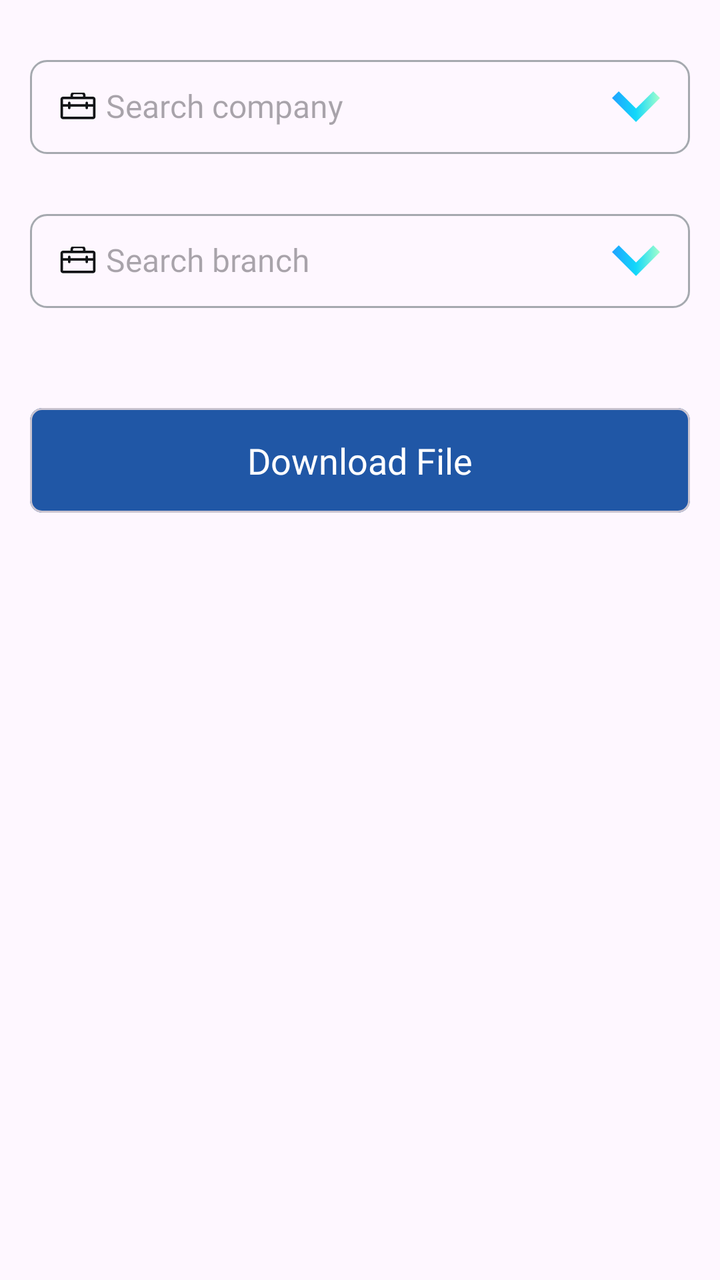
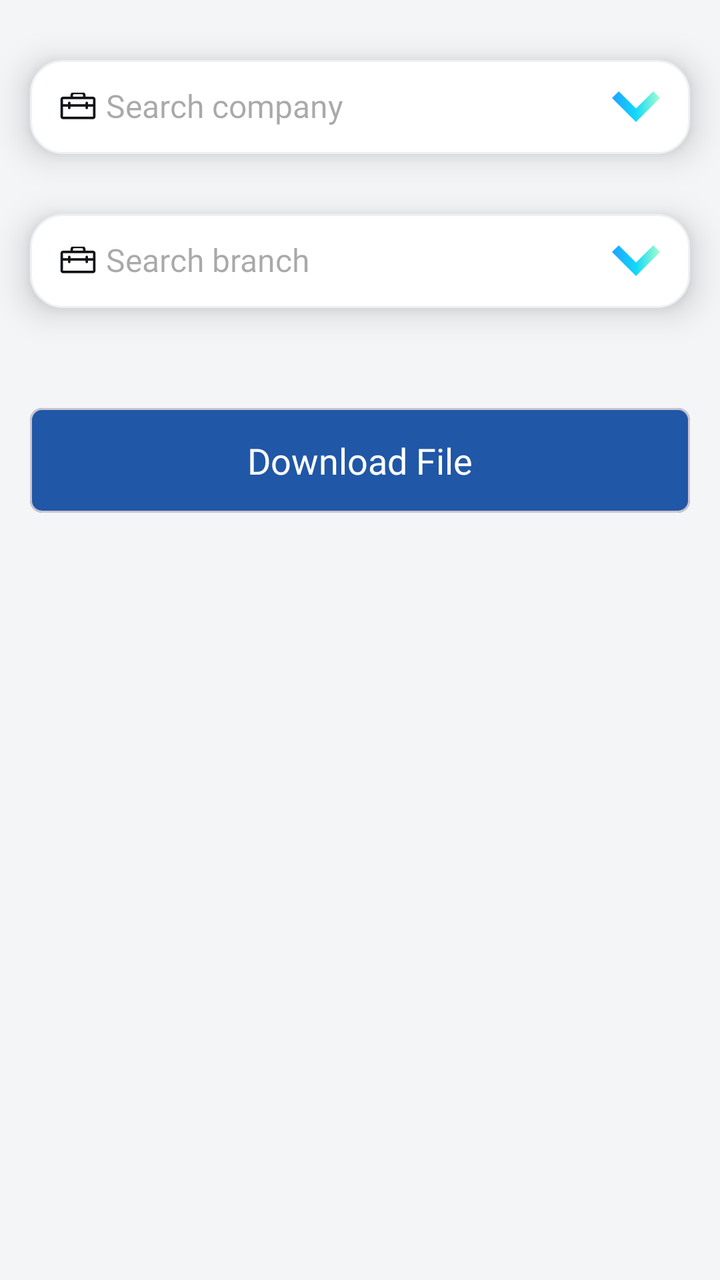

Two renders of the same Android screen: before a commit and after it. Below are the layout's source before the change and the commit's diff.
<!-- AndroidManifest.xml: application theme Theme.Evergreen -->
<!-- res/layout/fragment_download_qr.xml -->
<?xml version="1.0" encoding="utf-8"?>
<LinearLayout xmlns:android="http://schemas.android.com/apk/res/android"
    xmlns:tools="http://schemas.android.com/tools"
    android:layout_width="match_parent"
    xmlns:app="http://schemas.android.com/apk/res-auto"
    android:orientation="vertical"
    android:layout_height="match_parent"
    tools:context=".fragments.DownloadQrFragment">

    <TextView
        android:textColor="@color/black1"
        android:includeFontPadding="false"
        android:fontFamily="@font/roboto_medium"
        app:layout_constraintTop_toTopOf="parent"
        android:id="@+id/company_searc"
        android:drawableStart="@drawable/breafcase"
        android:hint="Search company"
        android:drawableEnd="@drawable/drp_down1"
        android:textSize="@dimen/_16ssp"
        android:drawablePadding="@dimen/_5sdp"
        android:paddingHorizontal="@dimen/_15sdp"
        android:elevation="@dimen/_10sdp"
        android:paddingVertical="@dimen/_14sdp"
        android:layout_marginHorizontal="@dimen/_15sdp"
        android:layout_marginTop="@dimen/_30sdp"
        android:background="@drawable/rectangler_searc_back"
        android:layout_width="match_parent"
        android:layout_height="wrap_content"/>


    <TextView
        android:includeFontPadding="false"
        android:fontFamily="@font/roboto_medium"
        app:layout_constraintTop_toTopOf="parent"
        android:id="@+id/branch_searc"
        android:drawableStart="@drawable/breafcase"
        android:hint="Search branch"
        android:drawableEnd="@drawable/drp_down1"
        android:textSize="@dimen/_16ssp"
        android:drawablePadding="@dimen/_5sdp"
        android:paddingHorizontal="@dimen/_15sdp"
        android:elevation="@dimen/_10sdp"
        android:paddingVertical="@dimen/_14sdp"
        android:layout_marginHorizontal="@dimen/_15sdp"
        android:layout_marginTop="@dimen/_30sdp"
        android:background="@drawable/rectangler_searc_back"
        android:layout_width="match_parent"
        android:layout_height="wrap_content"/>




    <com.google.android.material.card.MaterialCardView
        app:cardBackgroundColor="@color/btn_back"
        android:id="@+id/downloadDocument"
        android:layout_marginHorizontal="@dimen/_15sdp"
        android:layout_marginTop="@dimen/_50sdp"
        android:textSize="@dimen/_14ssp"
        app:cardCornerRadius="@dimen/_6sdp"
        app:layout_constraintTop_toBottomOf="@+id/relative"
        android:layout_width="match_parent"
        android:layout_height="wrap_content">
        <TextView
            android:padding="@dimen/_14sdp"
            android:fontFamily="@font/roboto_medium"
            android:gravity="center"
            android:textSize="@dimen/_18ssp"
            android:layout_gravity="center"
            android:textColor="@color/white"
            android:text="Download File"
            android:layout_width="match_parent"
            android:layout_height="wrap_content"/>
    </com.google.android.material.card.MaterialCardView>
    <com.google.android.material.card.MaterialCardView
        app:cardBackgroundColor="@color/btn_back"
        android:id="@+id/viewfile"
        android:visibility="gone"
        android:layout_marginHorizontal="@dimen/_15sdp"
        android:layout_marginTop="@dimen/_20sdp"
        android:textSize="@dimen/_14ssp"
        app:cardCornerRadius="@dimen/_6sdp"
        app:layout_constraintTop_toBottomOf="@+id/relative"
        android:layout_width="match_parent"
        android:layout_height="wrap_content">
        <TextView
            android:padding="@dimen/_14sdp"
            android:fontFamily="@font/roboto_medium"
            android:gravity="center"
            android:textSize="@dimen/_18ssp"
            android:layout_gravity="center"
            android:textColor="@color/white"
            android:text="View File"
            android:layout_width="match_parent"
            android:layout_height="wrap_content"/>
    </com.google.android.material.card.MaterialCardView>

</LinearLayout>
<!-- resources referenced by this layout -->
<resources>
  <color name="black1">#0D121C</color>
  <color name="btn_back">#2057A6</color>
  <color name="white">#FFFFFFFF</color>
  <dimen name="_10sdp">10.00dp</dimen>
  <dimen name="_14sdp">14.00dp</dimen>
  <dimen name="_14ssp">14.00sp</dimen>
  <dimen name="_15sdp">15.00dp</dimen>
  <dimen name="_16ssp">16.00sp</dimen>
  <dimen name="_18ssp">18.00sp</dimen>
  <dimen name="_20sdp">20.00dp</dimen>
  <dimen name="_30sdp">30.00dp</dimen>
  <dimen name="_50sdp">50.00dp</dimen>
  <dimen name="_5sdp">5.00dp</dimen>
  <dimen name="_6sdp">6.00dp</dimen>
  <!-- drawable breafcase (drawable) -->
  <vector xmlns:android="http://schemas.android.com/apk/res/android"
      android:width="18dp"
      android:height="14dp"
      android:viewportWidth="18"
      android:viewportHeight="14">
    <path
        android:pathData="M16.5,2H12.75V1.375C12.75,0.339 11.91,-0.5 10.875,-0.5H7.125C6.089,-0.5 5.25,0.339 5.25,1.375V2H1.5C0.81,2 0.25,2.56 0.25,3.25V12C0.25,12.69 0.81,13.25 1.5,13.25H16.5C17.19,13.25 17.75,12.69 17.75,12V3.25C17.75,2.56 17.19,2 16.5,2ZM6.5,1.375C6.5,1.03 6.78,0.75 7.125,0.75H10.875C11.22,0.75 11.5,1.03 11.5,1.375V2H6.5V1.375ZM16.5,3.25V5.75H14V5.125C14,4.78 13.72,4.5 13.375,4.5C13.03,4.5 12.75,4.78 12.75,5.125V5.75H5.25V5.125C5.25,4.78 4.97,4.5 4.625,4.5C4.28,4.5 4,4.78 4,5.125V5.75H1.5V3.25H16.5ZM16.5,12H1.5V7H4V7.625C4,7.97 4.28,8.25 4.625,8.25C4.97,8.25 5.25,7.97 5.25,7.625V7H12.75V7.625C12.75,7.97 13.03,8.25 13.375,8.25C13.72,8.25 14,7.97 14,7.625V7H16.5V12Z"
        android:fillColor="#121417"
        android:fillType="evenOdd"/>
  </vector>
  <!-- drawable drp_down1 (drawable) -->
  <vector xmlns:android="http://schemas.android.com/apk/res/android"
      xmlns:aapt="http://schemas.android.com/aapt"
      android:width="24dp"
      android:height="16dp"
      android:viewportWidth="24"
      android:viewportHeight="16">
    <path
        android:pathData="M20.634,0.317L12.001,8.95L3.367,0.317L0,3.684L12.001,15.684L24,3.684L20.634,0.317Z">
      <aapt:attr name="android:fillColor">
        <gradient 
            android:startX="0"
            android:startY="8"
            android:endX="24"
            android:endY="8"
            android:type="linear">
          <item android:offset="0" android:color="#FF1FA2FF"/>
          <item android:offset="0.5" android:color="#FF12D8FA"/>
          <item android:offset="1" android:color="#FFA6FFCB"/>
        </gradient>
      </aapt:attr>
    </path>
  </vector>
  <!-- drawable rectangler_searc_back (drawable) -->
  <?xml version="1.0" encoding="utf-8"?>
  <shape xmlns:android="http://schemas.android.com/apk/res/android">
  
      <corners android:radius="@dimen/_8sdp" />
      <stroke android:color="#A5A9AF" android:width="@dimen/_1sdp"/>
  </shape>
  <style name="Theme.Evergreen" parent="Base.Theme.Evergreen" />
  <dimen name="_8sdp">8.00dp</dimen>
  <dimen name="_1sdp">1.00dp</dimen>
  <style name="Base.Theme.Evergreen" parent="Theme.Material3.Light.NoActionBar">
  
  
  
  
  
  
  
          <item name="android:statusBarColor">@color/black_blue</item>
  
  
      </style>
  <color name="black_blue">#022352</color>
</resources>

<!-- the commit's change to res/layout/fragment_download_qr.xml (unified diff, before → after) -->
@@ -4,6 +4,7 @@
     android:layout_width="match_parent"
     xmlns:app="http://schemas.android.com/apk/res-auto"
     android:orientation="vertical"
+    android:background="@color/home_page_bg"
     android:layout_height="match_parent"
     tools:context=".fragments.DownloadQrFragment">
 
@@ -23,7 +24,7 @@
         android:paddingVertical="@dimen/_14sdp"
         android:layout_marginHorizontal="@dimen/_15sdp"
         android:layout_marginTop="@dimen/_30sdp"
-        android:background="@drawable/rectangler_searc_back"
+        android:background="@drawable/bg_search_field"
         android:layout_width="match_parent"
         android:layout_height="wrap_content"/>
 
@@ -43,7 +44,7 @@
         android:paddingVertical="@dimen/_14sdp"
         android:layout_marginHorizontal="@dimen/_15sdp"
         android:layout_marginTop="@dimen/_30sdp"
-        android:background="@drawable/rectangler_searc_back"
+        android:background="@drawable/bg_search_field"
         android:layout_width="match_parent"
         android:layout_height="wrap_content"/>
 
<!-- resource entries referenced after the edit -->
@@ -2,6 +2,7 @@
 <resources>
   <color name="black1">#0D121C</color>
   <color name="btn_back">#2057A6</color>
+  <color name="home_page_bg">#F3F5F7</color>
   <color name="white">#FFFFFFFF</color>
   <dimen name="_10sdp">10.00dp</dimen>
   <dimen name="_14sdp">14.00dp</dimen>
@@ -14,6 +15,13 @@
   <dimen name="_50sdp">50.00dp</dimen>
   <dimen name="_5sdp">5.00dp</dimen>
   <dimen name="_6sdp">6.00dp</dimen>
+  <!-- drawable bg_search_field (drawable) -->
+  <?xml version="1.0" encoding="utf-8"?>
+  <shape xmlns:android="http://schemas.android.com/apk/res/android" android:shape="rectangle">
+      <solid android:color="@color/white" />
+      <corners android:radius="16dp" />
+      <stroke android:width="1dp" android:color="@color/home_card_stroke" />
+  </shape>
   <!-- drawable breafcase (drawable) -->
   <vector xmlns:android="http://schemas.android.com/apk/res/android"
       android:width="18dp"
@@ -48,16 +56,8 @@
       </aapt:attr>
     </path>
   </vector>
-  <!-- drawable rectangler_searc_back (drawable) -->
-  <?xml version="1.0" encoding="utf-8"?>
-  <shape xmlns:android="http://schemas.android.com/apk/res/android">
-  
-      <corners android:radius="@dimen/_8sdp" />
-      <stroke android:color="#A5A9AF" android:width="@dimen/_1sdp"/>
-  </shape>
   <style name="Theme.Evergreen" parent="Base.Theme.Evergreen" />
-  <dimen name="_8sdp">8.00dp</dimen>
-  <dimen name="_1sdp">1.00dp</dimen>
+  <color name="home_card_stroke">#EEF1F4</color>
   <style name="Base.Theme.Evergreen" parent="Theme.Material3.Light.NoActionBar">
   
   
